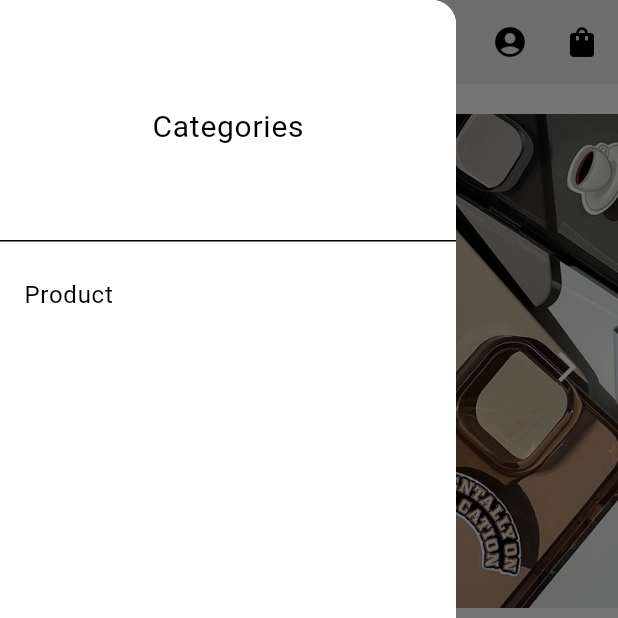
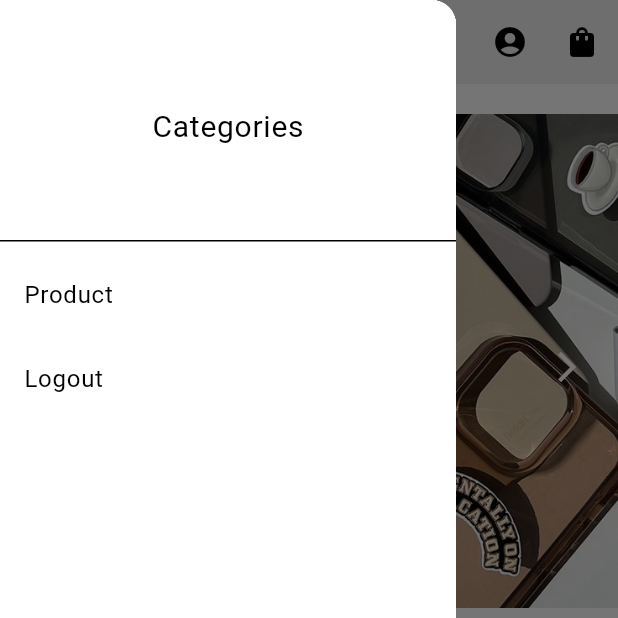
Before and after one commit to Chenulij/flutter_application_1, a Flutter app: the HomePage screen opened directly, with the side drawer open, on a phone screen of 412 x 824 dp, the top half of it. Run offline on Flutter 3.47's test engine with Material 3 defaults, Android fonts, the light colour scheme and no system bars.

Commit message:
Your commit message

```diff
--- a/lib/home.dart
+++ b/lib/home.dart
@@ -72,6 +72,7 @@ class _HomePageState extends State<HomePage> {
             onPressed: () {},
           ),
         ],
+        iconTheme: IconThemeData(color: Colors.black), // Changing hamburger icon color to black
       ),
       drawer: Drawer(
         child: ListView(
@@ -86,15 +87,24 @@ class _HomePageState extends State<HomePage> {
                 ),
               ),
             ),
-
             ListTile(
-              title: const Text('Product '),
+              title: const Text('Product'),
               onTap: () {
                 Navigator.pop(context); // Close the drawer
                 Navigator.push(
                   context,
                   MaterialPageRoute(builder: (context) => ProductPage()), // Navigate to ProductPage
                 );
+              },
+            ),
+            ListTile(
+              title: const Text('Logout'),
+              onTap: () {
+                // Handle logout functionality here
+                // For example, navigate to login screen or clear user session
+                Navigator.pop(context); // Close the drawer
+                // You can implement your logout logic here
+                print("Logged out");
               },
             ),
           ],
@@ -207,8 +217,6 @@ class _HomePageState extends State<HomePage> {
 
           // Spacer to push the footer to the bottom
           const Expanded(child: SizedBox.shrink()),
-
-
         ],
       ),
     );
```
